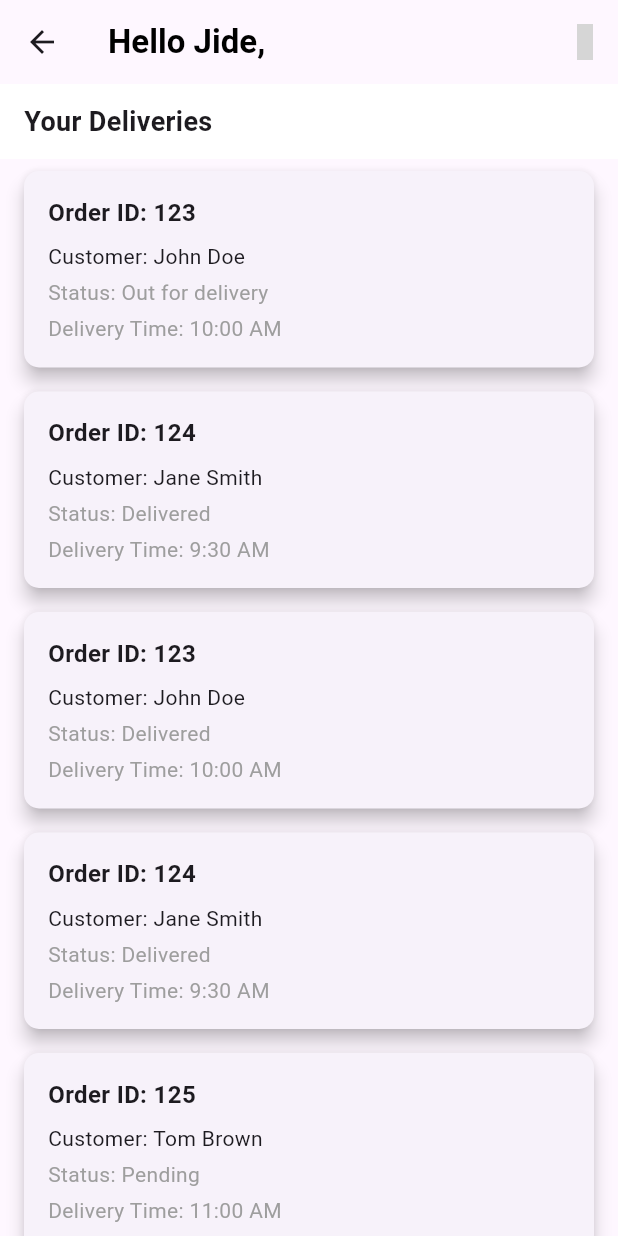
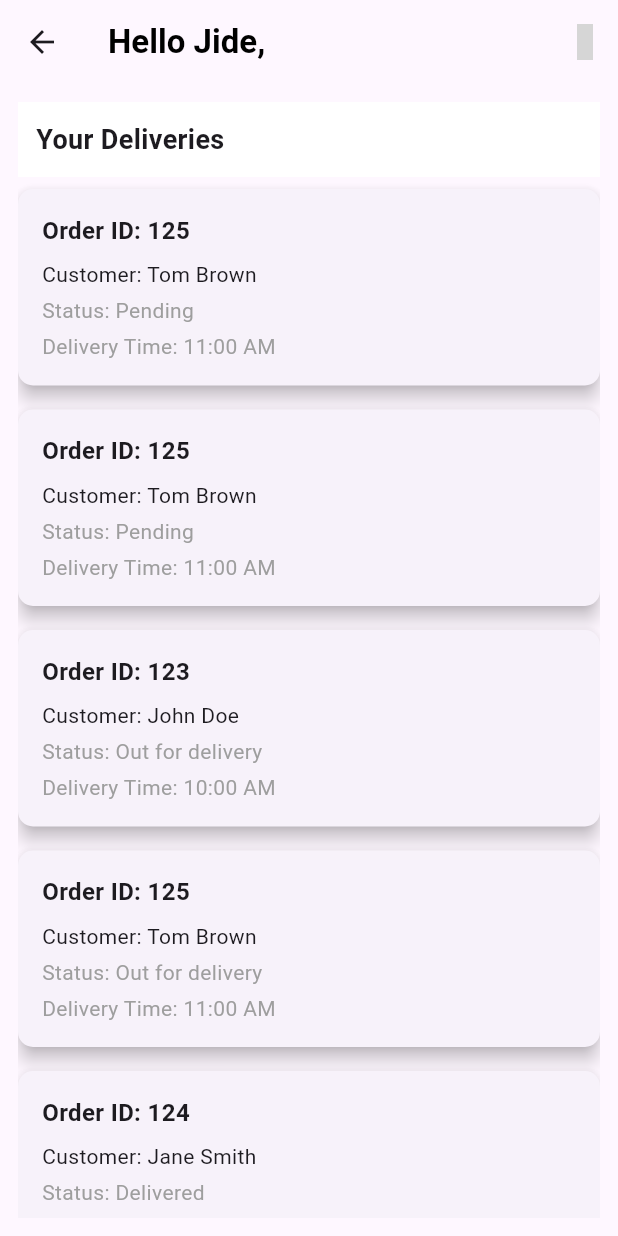
Before and after one commit to Tosin8/stride_delivery, a Flutter app: the Deliveries screen opened directly, on a phone screen of 412 x 824 dp. Run offline on Flutter 3.47's test engine with Material 3 defaults, Android fonts, the phone set to English and light mode, and no system bars; our stand-ins replace animate_do, cloud_firestore, connectivity_plus, firebase_auth, firebase_core, firebase_storage and 10 more; accounts and stored records are empty; network calls fail; project files that could hold a hidden picture were left out; grey boxes are pictures that could not be loaded.

Commit message:
Update deliveries.dart

```diff
--- a/lib/screens/deliveries.dart
+++ b/lib/screens/deliveries.dart
@@ -9,26 +9,34 @@ class Deliveries extends StatefulWidget {
 }
 
 class _DeliveriesState extends State<Deliveries> {
+  // Sample data for deliveries
   final List<Delivery> deliveries = [
     Delivery(orderId: '123', customerName: 'John Doe', status: 'Out for delivery', deliveryTime: '10:00 AM'),
     Delivery(orderId: '124', customerName: 'Jane Smith', status: 'Delivered', deliveryTime: '9:30 AM'),
     Delivery(orderId: '125', customerName: 'Tom Brown', status: 'Pending', deliveryTime: '11:00 AM'),
-     Delivery(orderId: '123', customerName: 'John Doe', status: 'Delivered', deliveryTime: '10:00 AM'),
-    Delivery(orderId: '124', customerName: 'Jane Smith', status: 'Delivered', deliveryTime: '9:30 AM'),
-    Delivery(orderId: '125', customerName: 'Tom Brown', status: 'Pending', deliveryTime: '11:00 AM'),
+    Delivery(orderId: '125', customerName: 'Tom Brown', status: 'Pending', deliveryTime: '11:00 AM'),Delivery(orderId: '125', customerName: 'Tom Brown', status: 'Delivered', deliveryTime: '11:00 AM'),Delivery(orderId: '125', customerName: 'Tom Brown', status: 'Out for delivery', deliveryTime: '11:00 AM'),
+
   ];
 
   @override
   void initState() {
     super.initState();
-    sortDeliveriesByStatus();
+    // Sort deliveries in the specified order
+    deliveries.sort((a, b) {
+      int order(String status) {
+        switch (status) {
+          case 'Pending':
+            return 0;
+          case 'Out for delivery':
+            return 1;
+          case 'Delivered':
+            return 2;
+          default:
+            return 3; // In case of unknown status
         }
-
-  void sortDeliveriesByStatus() {
-    // Define the order of statuses
-    const statusOrder = ['Out for delivery', 'Delivered', 'Pending'];
-    // Sort deliveries based on status
-    deliveries.sort((a, b) => statusOrder.indexOf(a.status).compareTo(statusOrder.indexOf(b.status)));
+      }
+      return order(a.status).compareTo(order(b.status));
+    });
   }
 
   @override
@@ -50,23 +58,13 @@ class _DeliveriesState extends State<Deliveries> {
       ),
       body: deliveries.isEmpty
           ? const Center(child: Text('No Orders to Deliver'))
-          : CustomScrollView(
+          : Padding(
+              padding: const EdgeInsets.all(12.0),
+              child: CustomScrollView(
                 slivers: [
                   SliverPersistentHeader(
                     pinned: true,
-                  delegate: _SliverAppBarDelegate(
-                    minHeight: 50.0,
-                    maxHeight: 50.0,
-                    child: Container(
-                      color: Colors.white,
-                      padding: const EdgeInsets.symmetric(horizontal: 16.0),
-                      alignment: Alignment.centerLeft,
-                      child: const Text(
-                        'Your Deliveries',
-                        style: TextStyle(fontSize: 18, fontWeight: FontWeight.w600),
-                      ),
-                    ),
-                  ),
+                    delegate: _StickyHeaderDelegate(),
                   ),
                   SliverList(
                     delegate: SliverChildBuilderDelegate(
@@ -78,36 +76,33 @@ class _DeliveriesState extends State<Deliveries> {
                   ),
                 ],
               ),
+            ),
     );
   }
 }
 
-class _SliverAppBarDelegate extends SliverPersistentHeaderDelegate {
-  _SliverAppBarDelegate({
-    required this.minHeight,
-    required this.maxHeight,
-    required this.child,
-  });
-
-  final double minHeight;
-  final double maxHeight;
-  final Widget child;
-
+class _StickyHeaderDelegate extends SliverPersistentHeaderDelegate {
   @override
-  double get minExtent => minHeight;
+  double get minExtent => 50;
   @override
-  double get maxExtent => maxHeight;
+  double get maxExtent => 50;
 
   @override
   Widget build(BuildContext context, double shrinkOffset, bool overlapsContent) {
-    return child;
+    return Container(
+      color: Colors.white,
+      alignment: Alignment.centerLeft,
+      padding: const EdgeInsets.symmetric(horizontal: 12.0),
+      child: const Text(
+        'Your Deliveries',
+        style: TextStyle(fontSize: 18, fontWeight: FontWeight.w600),
+      ),
+    );
   }
 
   @override
-  bool shouldRebuild(_SliverAppBarDelegate oldDelegate) {
-    return maxHeight != oldDelegate.maxHeight ||
-        minHeight != oldDelegate.minHeight ||
-        child != oldDelegate.child;
+  bool shouldRebuild(covariant SliverPersistentHeaderDelegate oldDelegate) {
+    return false;
   }
 }
 
@@ -137,7 +132,7 @@ class DeliveryCard extends StatelessWidget {
       shape: RoundedRectangleBorder(
         borderRadius: BorderRadius.circular(10),
       ),
-      margin: const EdgeInsets.symmetric(horizontal: 16.0, vertical: 8),
+      margin: const EdgeInsets.symmetric(vertical: 8),
       child: Padding(
         padding: const EdgeInsets.all(16.0),
         child: Column(
```
Lines whose indentation alone changed are shown as unchanged.
